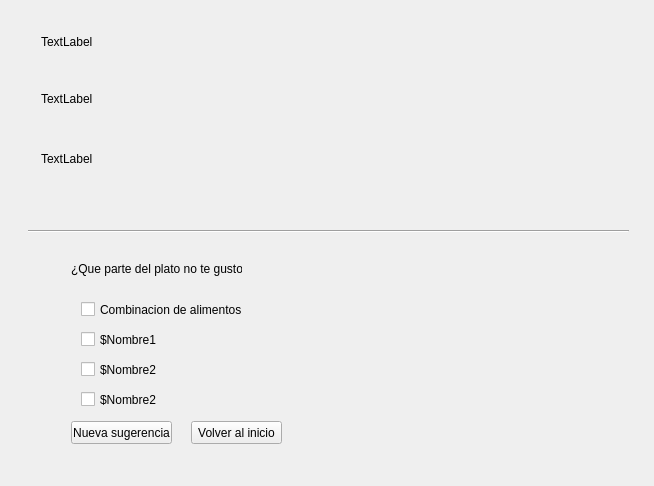
Old version of the form sugestionwidget.ui in the repository jesusgp22/Icemart.
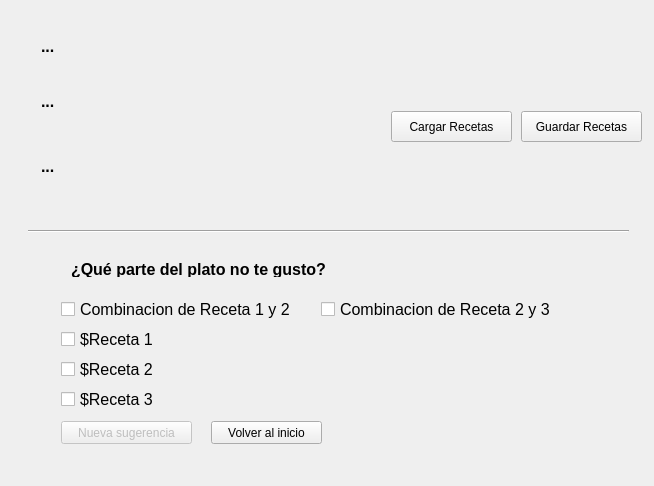
New version of the form.

Commit message:
Updated sugestion widget added aleph
Graph loading from files and showing sugestions on screen

```diff
--- a/sugestionwidget.ui
+++ b/sugestionwidget.ui
@@ -40,12 +40,20 @@
         <rect>
          <x>30</x>
          <y>20</y>
-         <width>131</width>
-         <height>21</height>
+         <width>291</width>
+         <height>31</height>
         </rect>
        </property>
+       <property name="font">
+        <font>
+         <family>Arial</family>
+         <pointsize>12</pointsize>
+         <weight>75</weight>
+         <bold>true</bold>
+        </font>
+       </property>
        <property name="text">
-        <string>TextLabel</string>
+        <string>...</string>
        </property>
       </widget>
       <widget class="QLabel" name="label_3">
@@ -53,12 +61,20 @@
         <rect>
          <x>30</x>
          <y>80</y>
-         <width>121</width>
-         <height>16</height>
+         <width>321</width>
+         <height>21</height>
         </rect>
        </property>
+       <property name="font">
+        <font>
+         <family>Arial</family>
+         <pointsize>12</pointsize>
+         <weight>75</weight>
+         <bold>true</bold>
+        </font>
+       </property>
        <property name="text">
-        <string>TextLabel</string>
+        <string>...</string>
        </property>
       </widget>
       <widget class="QLabel" name="label_4">
@@ -66,12 +82,20 @@
         <rect>
          <x>30</x>
          <y>140</y>
-         <width>121</width>
-         <height>16</height>
+         <width>331</width>
+         <height>31</height>
         </rect>
        </property>
+       <property name="font">
+        <font>
+         <family>Arial</family>
+         <pointsize>12</pointsize>
+         <weight>75</weight>
+         <bold>true</bold>
+        </font>
+       </property>
        <property name="text">
-        <string>TextLabel</string>
+        <string>...</string>
        </property>
       </widget>
       <widget class="Line" name="line">
@@ -225,72 +249,113 @@
           <rect>
            <x>40</x>
            <y>20</y>
-           <width>171</width>
+           <width>261</width>
            <height>16</height>
           </rect>
          </property>
+         <property name="font">
+          <font>
+           <family>Arial</family>
+           <pointsize>12</pointsize>
+           <weight>75</weight>
+           <bold>true</bold>
+          </font>
+         </property>
          <property name="text">
-          <string>¿Que parte del plato no te gusto?</string>
+          <string>¿Qué parte del plato no te gusto?</string>
          </property>
         </widget>
         <widget class="QCheckBox" name="checkBox">
          <property name="geometry">
           <rect>
-           <x>50</x>
+           <x>30</x>
            <y>60</y>
-           <width>211</width>
+           <width>241</width>
            <height>17</height>
           </rect>
          </property>
+         <property name="font">
+          <font>
+           <family>Arial</family>
+           <pointsize>12</pointsize>
+           <weight>50</weight>
+           <bold>false</bold>
+          </font>
+         </property>
          <property name="text">
-          <string>Combinacion de alimentos</string>
+          <string>Combinacion de Receta 1 y 2</string>
          </property>
         </widget>
         <widget class="QCheckBox" name="checkBox_2">
          <property name="geometry">
           <rect>
-           <x>50</x>
+           <x>30</x>
            <y>90</y>
            <width>201</width>
            <height>17</height>
           </rect>
          </property>
+         <property name="font">
+          <font>
+           <family>Arial</family>
+           <pointsize>12</pointsize>
+           <weight>50</weight>
+           <bold>false</bold>
+          </font>
+         </property>
          <property name="text">
-          <string>$Nombre1</string>
+          <string>$Receta 1</string>
          </property>
         </widget>
         <widget class="QCheckBox" name="checkBox_3">
          <property name="geometry">
           <rect>
-           <x>50</x>
+           <x>30</x>
            <y>120</y>
            <width>211</width>
            <height>17</height>
           </rect>
          </property>
+         <property name="font">
+          <font>
+           <family>Arial</family>
+           <pointsize>12</pointsize>
+           <weight>50</weight>
+           <bold>false</bold>
+          </font>
+         </property>
          <property name="text">
-          <string>$Nombre2</string>
+          <string>$Receta 2</string>
          </property>
         </widget>
         <widget class="QCheckBox" name="checkBox_4">
          <property name="geometry">
           <rect>
-           <x>50</x>
+           <x>30</x>
            <y>150</y>
            <width>211</width>
            <height>17</height>
           </rect>
          </property>
+         <property name="font">
+          <font>
+           <family>Arial</family>
+           <pointsize>12</pointsize>
+          </font>
+         </property>
          <property name="text">
-          <string>$Nombre2</string>
+          <string>$Receta 3</string>
          </property>
         </widget>
         <widget class="QPushButton" name="pushButton_4">
+         <property name="enabled">
+          <bool>false</bool>
+         </property>
          <property name="geometry">
           <rect>
-           <x>40</x>
+           <x>30</x>
            <y>180</y>
-           <width>101</width>
+           <width>131</width>
            <height>23</height>
           </rect>
          </property>
@@ -301,9 +366,9 @@
         <widget class="QPushButton" name="pushButton_3">
          <property name="geometry">
           <rect>
-           <x>160</x>
+           <x>180</x>
            <y>180</y>
-           <width>91</width>
+           <width>111</width>
            <height>23</height>
           </rect>
          </property>
@@ -311,8 +376,55 @@
           <string>Volver al inicio</string>
          </property>
         </widget>
+        <widget class="QCheckBox" name="checkBox_5">
+         <property name="geometry">
+          <rect>
+           <x>290</x>
+           <y>60</y>
+           <width>241</width>
+           <height>17</height>
+          </rect>
+         </property>
+         <property name="font">
+          <font>
+           <family>Arial</family>
+           <pointsize>12</pointsize>
+           <weight>50</weight>
+           <bold>false</bold>
+          </font>
+         </property>
+         <property name="text">
+          <string>Combinacion de Receta 2 y 3</string>
+         </property>
+        </widget>
        </widget>
       </widget>
+      <widget class="QPushButton" name="pushButton_6">
+       <property name="geometry">
+        <rect>
+         <x>380</x>
+         <y>100</y>
+         <width>121</width>
+         <height>31</height>
+        </rect>
+       </property>
+       <property name="text">
+        <string>Cargar Recetas</string>
+       </property>
+      </widget>
+      <widget class="QPushButton" name="pushButton_7">
+       <property name="geometry">
+        <rect>
+         <x>510</x>
+         <y>100</y>
+         <width>121</width>
+         <height>31</height>
+        </rect>
+       </property>
+       <property name="text">
+        <string>Guardar Recetas</string>
+       </property>
+      </widget>
       <zorder>stackedWidget_2</zorder>
       <zorder>label_2</zorder>
       <zorder>label_3</zorder>
```
Left out of the diff: 8 changed lines with no effect on the pictures. The commit also changes 4 other files.
